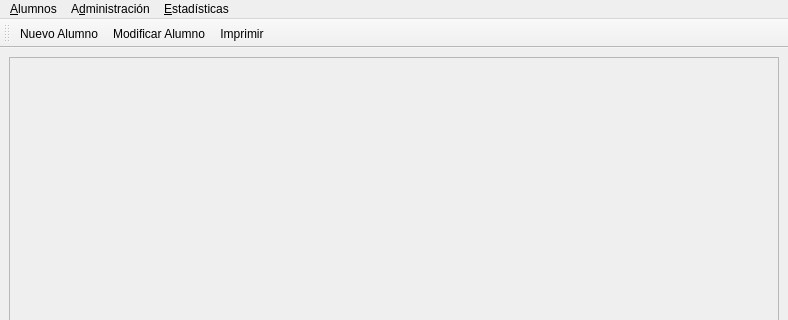
Above: pymca.ui from ignatius73/imcaqt5 before the change; both pictures show x 0 to 788 and y 0 to 320 of the 788 by 600 pixel window. Below: the same form after it.
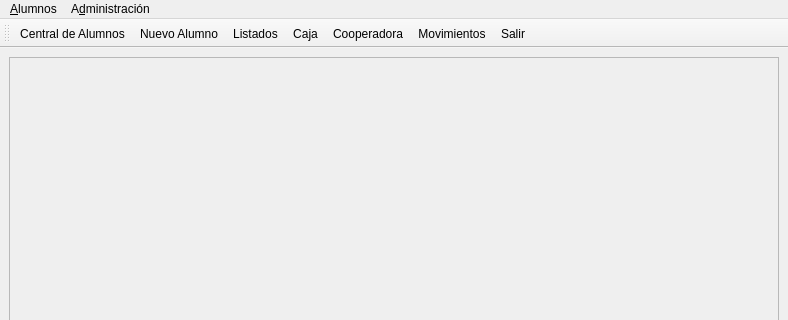
That is the form after the change. Icons and pictures are not drawn.

Patch:
```diff
--- a/pymca.ui
+++ b/pymca.ui
@@ -65,14 +65,8 @@
     <addaction name="actionCaja"/>
     <addaction name="actionMovimientos"/>
    </widget>
-   <widget class="QMenu" name="menu_Estad_sticas">
-    <property name="title">
-     <string>&amp;Estadísticas</string>
-    </property>
-   </widget>
    <addaction name="menu_Alumnos"/>
    <addaction name="menuAdministracion"/>
-   <addaction name="menu_Estad_sticas"/>
   </widget>
   <widget class="QStatusBar" name="statusbar"/>
   <widget class="QToolBar" name="toolBar">
@@ -85,9 +79,13 @@
    <attribute name="toolBarBreak">
     <bool>false</bool>
    </attribute>
+   <addaction name="action_Inicio"/>
    <addaction name="action_Nuevo_Alumno"/>
-   <addaction name="action_Modificar_Alumno"/>
-   <addaction name="actionImprimir"/>
+   <addaction name="action_Listados"/>
+   <addaction name="actionCaja"/>
+   <addaction name="actionCoo_peradora"/>
+   <addaction name="actionMovimientos"/>
+   <addaction name="action_Salir"/>
   </widget>
   <action name="action_Nuevo_Alumno">
    <property name="icon">
```
Left out of the diff: 27 changed lines with no effect on the pictures.
